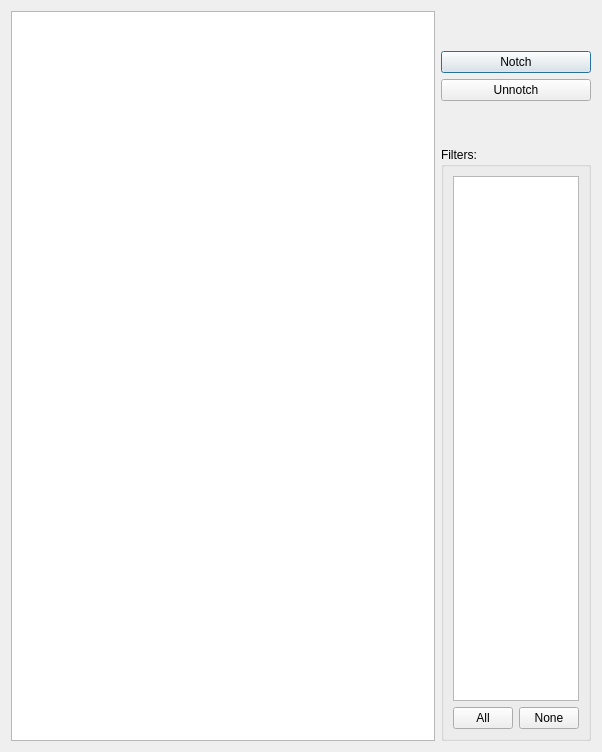
First picture: the form in ui/snifferwindow.ui, repository collin80/SavvyCAN, before the edit.
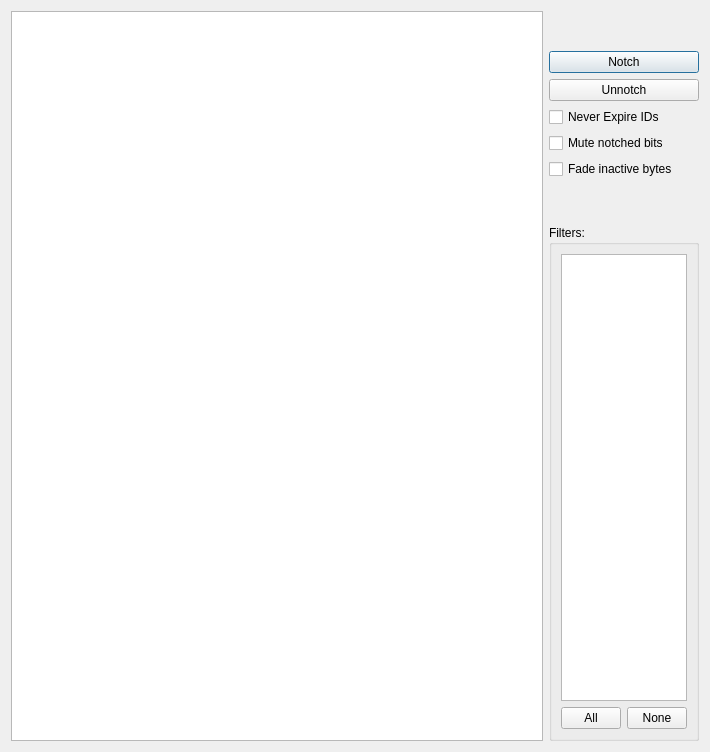
Second picture: the form after the edit.

Commit message:
Updated Sniffer help, added a lot of functionality to Sniffer Window
Sniffer can now
keep all ids without expiring
Fade out bytes that aren't changing

```diff
--- a/ui/snifferwindow.ui
+++ b/ui/snifferwindow.ui
@@ -6,7 +6,7 @@
    <rect>
     <x>0</x>
     <y>0</y>
-    <width>602</width>
+    <width>710</width>
     <height>752</height>
    </rect>
   </property>
@@ -82,6 +82,27 @@
          </property>
         </widget>
        </item>
+       <item>
+        <widget class="QCheckBox" name="cbNoExpire">
+         <property name="text">
+          <string>Never Expire IDs</string>
+         </property>
+        </widget>
+       </item>
+       <item>
+        <widget class="QCheckBox" name="cbMuteNotched">
+         <property name="text">
+          <string>Mute notched bits</string>
+         </property>
+        </widget>
+       </item>
+       <item>
+        <widget class="QCheckBox" name="cbFadeInactive">
+         <property name="text">
+          <string>Fade inactive bytes</string>
+         </property>
+        </widget>
+       </item>
        <item>
         <spacer name="verticalSpacer">
          <property name="orientation">
```
The commit also changes 6 other files.
